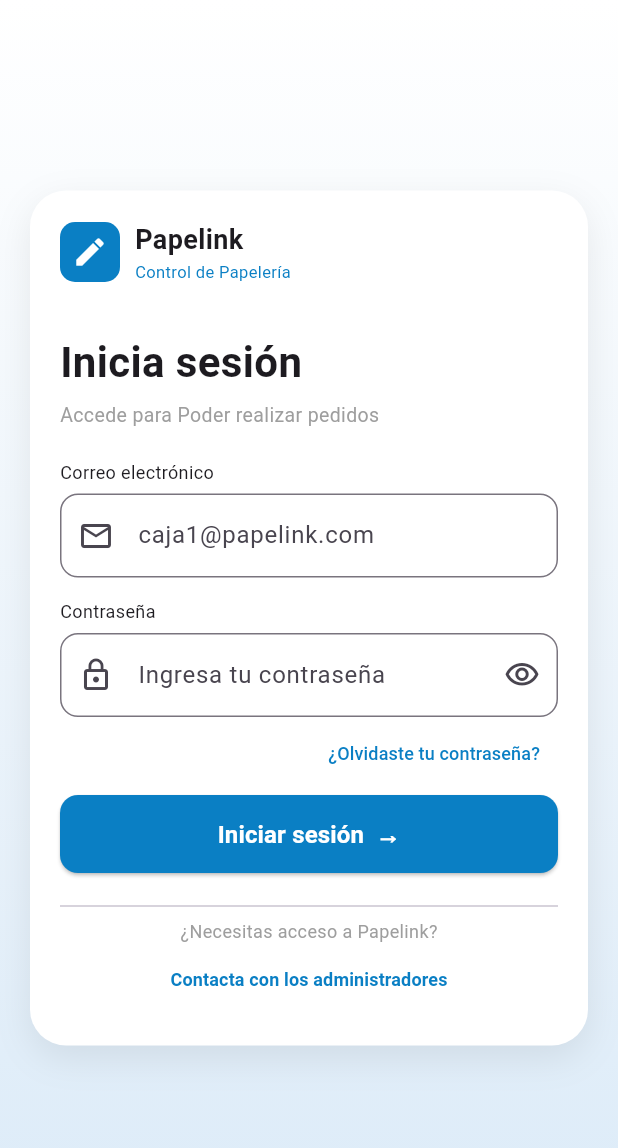
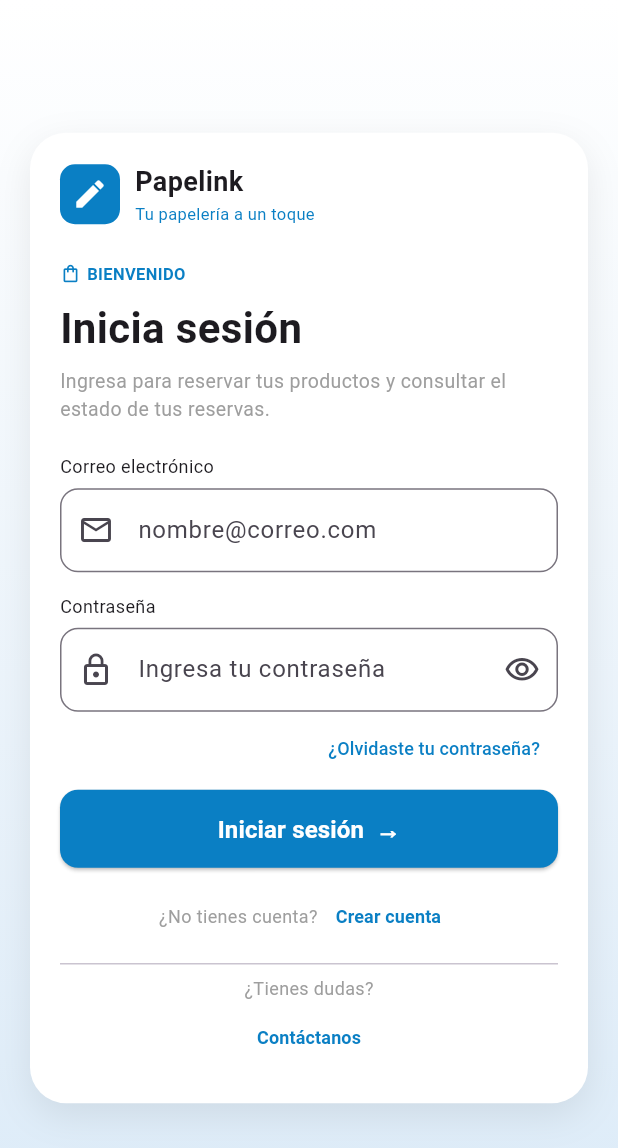
Before and after one commit to AlejandroKantun23/LuminaLabs, a Flutter app: the screen it shows after launch, on a phone screen of 412 x 824 dp. Shown: the top 1148 px of the screen. Run offline on Flutter 3.47's test engine with Material 3 defaults, Android fonts, the phone set to English and light mode, and no system bars.

Commit message:
Feat:  Agregado Apartado de registro

```diff
--- a/papelink_movil/frontend/lib/screens/login_screen.dart
+++ b/papelink_movil/frontend/lib/screens/login_screen.dart
@@ -1,5 +1,7 @@
 import 'package:flutter/material.dart';
 import 'package:frontend/screens/home_screen.dart';
+import 'package:frontend/screens/register_screen.dart';
+import 'package:frontend/services/usuario_service.dart';
 import 'package:frontend/widgets/aviso_proximamente.dart';
 
 class LoginScreen extends StatefulWidget {
@@ -30,6 +32,15 @@
     if (correo.isEmpty || password.isEmpty) {
       ScaffoldMessenger.of(context).showSnackBar(
         const SnackBar(content: Text('Llena todos los campos')),
+      );
+      return;
+    }
+
+    final usuario = UsuarioService.iniciarSesion(correo, password);
+
+    if (usuario == null) {
+      ScaffoldMessenger.of(context).showSnackBar(
+        const SnackBar(content: Text('Correo o contraseña incorrectos')),
       );
       return;
     }
@@ -98,7 +109,7 @@
                               ),
                             ),
                             Text(
-                              'Control de Papelería',
+                              'Tu papelería a un toque',
                               style: TextStyle(fontSize: 11, color: azul),
                             ),
                           ],
@@ -108,7 +119,21 @@
                     const SizedBox(height: 24),
 
                     // Título
-
+                    const Row(
+                      children: [
+                        Icon(Icons.shopping_bag_outlined,
+                            size: 14, color: azul),
+                        SizedBox(width: 4),
+                        Text(
+                          'BIENVENIDO',
+                          style: TextStyle(
+                            fontSize: 11,
+                            color: azul,
+                            fontWeight: FontWeight.bold,
+                          ),
+                        ),
+                      ],
+                    ),
                     const SizedBox(height: 8),
                     const Text(
                       'Inicia sesión',
@@ -119,7 +144,7 @@
                     ),
                     const SizedBox(height: 6),
                     const Text(
-                      'Accede para Poder realizar pedidos',
+                      'Ingresa para reservar tus productos y consultar el estado de tus reservas.',
                       style: TextStyle(color: Colors.grey, fontSize: 13),
                     ),
                     const SizedBox(height: 20),
@@ -135,7 +160,7 @@
                       keyboardType: TextInputType.emailAddress,
                       decoration: InputDecoration(
                         prefixIcon: const Icon(Icons.email_outlined),
-                        hintText: 'caja1@papelink.com',
+                        hintText: 'nombre@correo.com',
                         border: OutlineInputBorder(
                           borderRadius: BorderRadius.circular(12),
                         ),
@@ -184,7 +209,7 @@
                     ),
                     const SizedBox(height: 4),
 
-                    // Botón
+                    // Botón iniciar sesión
                     SizedBox(
                       width: double.infinity,
                       height: 52,
@@ -206,13 +231,42 @@
                         ),
                       ),
                     ),
-                    const SizedBox(height: 14),
+                    const SizedBox(height: 8),
+
+                    // Crear cuenta
+                    Row(
+                      mainAxisAlignment: MainAxisAlignment.center,
+                      children: [
+                        const Text(
+                          '¿No tienes cuenta?',
+                          style: TextStyle(color: Colors.grey, fontSize: 12),
+                        ),
+                        TextButton(
+                          onPressed: () {
+                            Navigator.push(
+                              context,
+                              MaterialPageRoute(
+                                builder: (context) => const RegisterScreen(),
+                              ),
+                            );
+                          },
+                          child: const Text(
+                            'Crear cuenta',
+                            style: TextStyle(
+                              color: azul,
+                              fontSize: 12,
+                              fontWeight: FontWeight.bold,
+                            ),
+                          ),
+                        ),
+                      ],
+                    ),
                     const Divider(),
 
                     // Contacto
                     const Center(
                       child: Text(
-                        '¿Necesitas acceso a Papelink?',
+                        '¿Tienes dudas?',
                         style: TextStyle(color: Colors.grey, fontSize: 12),
                       ),
                     ),
@@ -220,7 +274,7 @@
                       child: TextButton(
                         onPressed: () => AvisoProximamente.mostrar(context),
                         child: const Text(
-                          'Contacta con los administradores',
+                          'Contáctanos',
                           style: TextStyle(
                             color: azul,
                             fontSize: 12,
```
Also changed, not shown: papelink_movil/frontend/lib/screens/register_screen.dart (added, +272 -0 lines).
